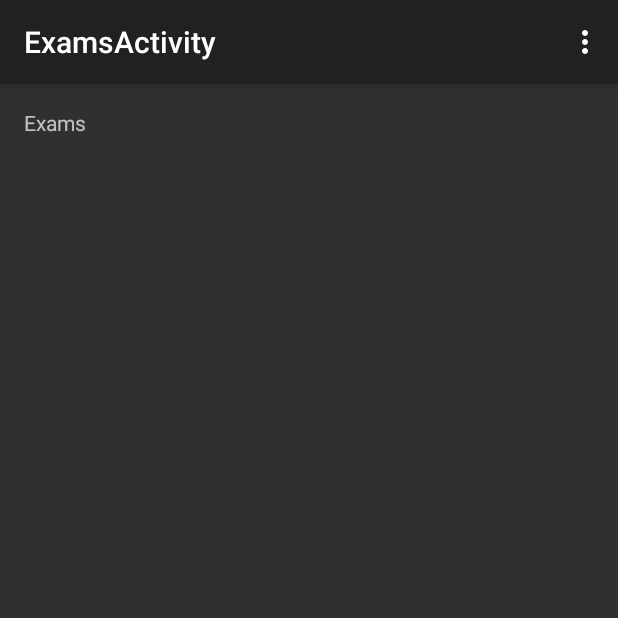
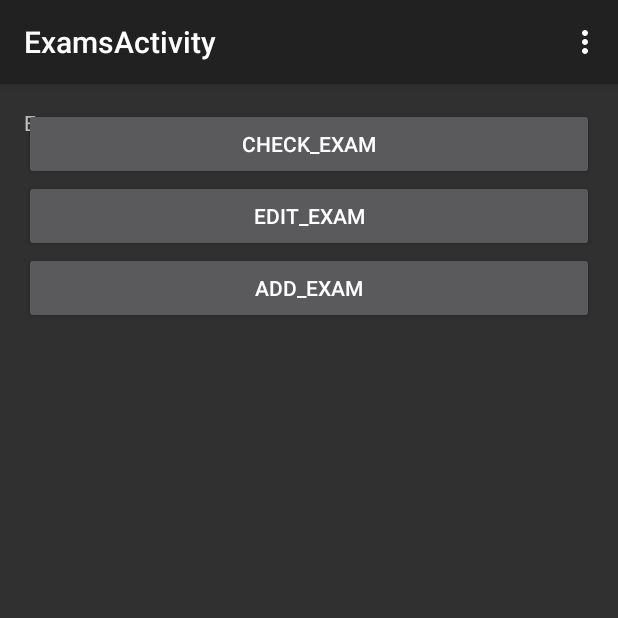
Before and after one commit to PrzyjacielePrzyrody/MFISearch, an Android app: the ExamsActivity screen opened directly, with no data from a screen before it, on a phone screen of 412 x 824 dp, the top half of it. Run offline under Robolectric (Android 15) with nearby library versions, the phone set to English and light mode, and no system bars.

Commit message:
Kilka nowych klas

```diff
--- a/app/src/main/res/layout/activity_exams.xml
+++ b/app/src/main/res/layout/activity_exams.xml
@@ -10,4 +10,44 @@
         android:layout_height="wrap_content"
         android:id="@+id/textView" />
 
+    <TableLayout
+        android:layout_width="fill_parent"
+        android:layout_height="fill_parent"
+        android:stretchColumns="*">
+
+        <TableRow
+            android:layout_width="fill_parent"
+            android:layout_height="fill_parent">
+
+            <Button
+                android:layout_width="match_parent"
+                android:layout_height="wrap_content"
+                android:text="@string/check_exam"
+                android:id="@+id/check_exam_button" />
+        </TableRow>
+
+        <TableRow
+            android:layout_width="fill_parent"
+            android:layout_height="fill_parent">
+
+            <Button
+                android:layout_width="wrap_content"
+                android:layout_height="wrap_content"
+                android:text="@string/edit_exam"
+                android:id="@+id/edit_exam_button" />
+        </TableRow>
+
+        <TableRow
+            android:layout_width="fill_parent"
+            android:layout_height="fill_parent">
+
+            <Button
+                android:layout_width="wrap_content"
+                android:layout_height="wrap_content"
+                android:text="@string/add_exam"
+                android:id="@+id/add_exam_butoon" />
+        </TableRow>
+
+    </TableLayout>
+
 </RelativeLayout>
--- a/app/src/main/res/values/strings.xml
+++ b/app/src/main/res/values/strings.xml
@@ -18,5 +18,10 @@
     <string name="see_schedule">Przeglądaj plan zajęć</string>
     <string name="edit_schedule">Edytuj plan zajęć</string>
     <string name="add_schedule">Dodaj plan zajęć</string>
+    <string name="title_activity_view_schedule_actity">ViewScheduleActity</string>
+    <string name="title_activity_view_schedule">ViewScheduleActivity</string>
+    <string name="check_exam">check_exam</string>
+    <string name="edit_exam">edit_exam</string>
+    <string name="add_exam">add_exam</string>
 
 </resources>
```
Also changed, not shown: app/src/main/AndroidManifest.xml (+8 -0 lines), app/src/main/java/info/linuxpl/abraham/rszczers/mfisearch/ViewScheduleActivity.java (added, +39 -0 lines), app/src/main/res/layout/activity_view_schedule.xml (added, +12 -0 lines), app/src/main/res/menu/menu_view_schedule.xml (added, +7 -0 lines), app/src/main/res/menu/menu_view_schedule_actity.xml (added, +7 -0 lines).
